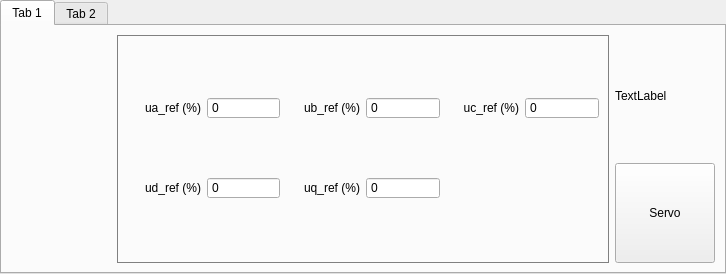
Before: the Qt Designer form Libs/PlotUnit/PlotUnitGraph/tabctlpanel129.ui in tiangaomingjing/ServoDriveTech, drawn with Qt 5.
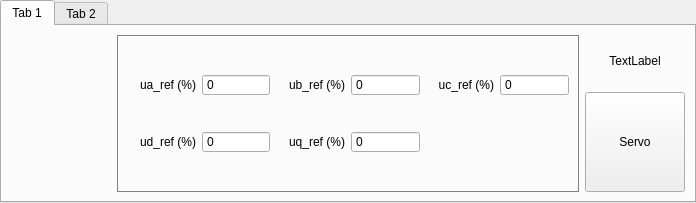
After: the same form once the commit is applied. The open tabs and pages were chosen to show the change. Custom widgets are drawn as their Qt base class.

```diff
--- a/Libs/PlotUnit/PlotUnitGraph/tabctlpanel129.ui
+++ b/Libs/PlotUnit/PlotUnitGraph/tabctlpanel129.ui
@@ -6,8 +6,8 @@
    <rect>
     <x>0</x>
     <y>0</y>
-    <width>726</width>
-    <height>274</height>
+    <width>696</width>
+    <height>203</height>
    </rect>
   </property>
   <property name="windowTitle">
@@ -146,6 +146,12 @@
              <property name="buttonSymbols">
               <enum>QAbstractSpinBox::NoButtons</enum>
              </property>
+             <property name="minimum">
+              <number>-1000</number>
+             </property>
+             <property name="maximum">
+              <number>1000</number>
+             </property>
             </widget>
            </item>
            <item row="0" column="2">
@@ -163,6 +169,12 @@
              <property name="buttonSymbols">
               <enum>QAbstractSpinBox::NoButtons</enum>
              </property>
+             <property name="minimum">
+              <number>-1000</number>
+             </property>
+             <property name="maximum">
+              <number>1000</number>
+             </property>
             </widget>
            </item>
            <item row="0" column="4">
@@ -180,6 +192,12 @@
              <property name="buttonSymbols">
               <enum>QAbstractSpinBox::NoButtons</enum>
              </property>
+             <property name="minimum">
+              <number>-1000</number>
+             </property>
+             <property name="maximum">
+              <number>1000</number>
+             </property>
             </widget>
            </item>
            <item row="1" column="0">
@@ -197,6 +215,12 @@
              <property name="buttonSymbols">
               <enum>QAbstractSpinBox::NoButtons</enum>
              </property>
+             <property name="minimum">
+              <number>-1000</number>
+             </property>
+             <property name="maximum">
+              <number>1000</number>
+             </property>
             </widget>
            </item>
            <item row="1" column="2">
@@ -214,6 +238,12 @@
              <property name="buttonSymbols">
               <enum>QAbstractSpinBox::NoButtons</enum>
              </property>
+             <property name="minimum">
+              <number>-1000</number>
+             </property>
+             <property name="maximum">
+              <number>1000</number>
+             </property>
             </widget>
            </item>
           </layout>
@@ -426,6 +456,9 @@
            <property name="text">
             <string>TextLabel</string>
            </property>
+           <property name="alignment">
+            <set>Qt::AlignCenter</set>
+           </property>
           </widget>
          </item>
          <item>
```
Left out of the diff: 86 changed lines with no effect on the pictures. Lines whose indentation alone changed are shown as unchanged.
